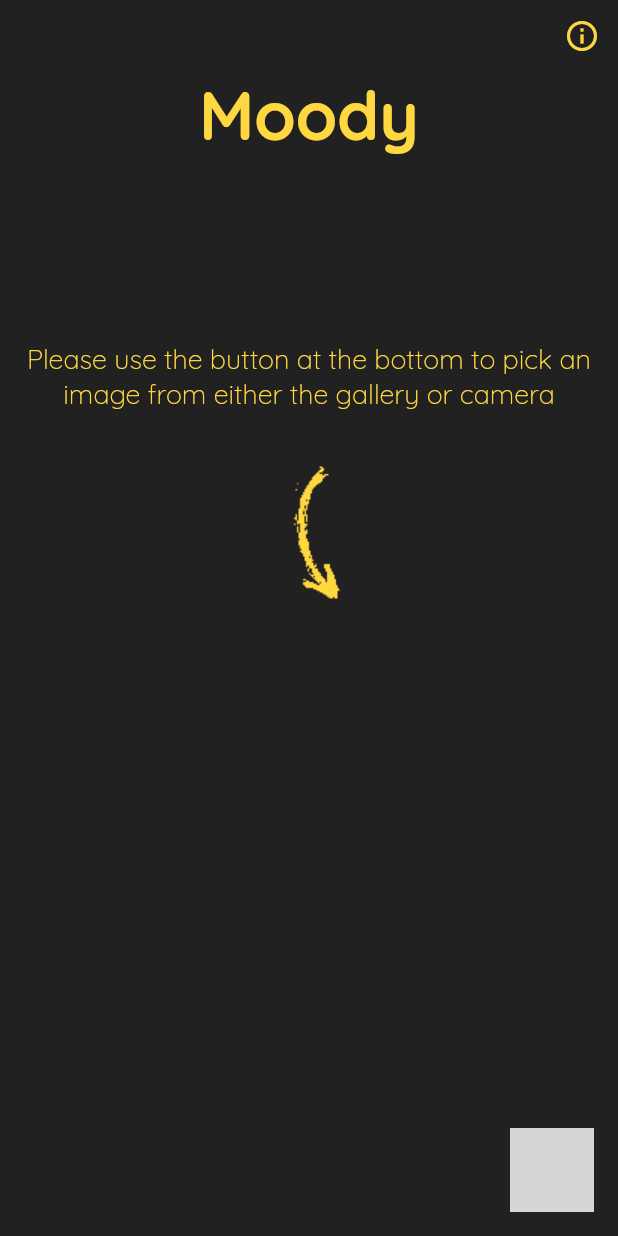
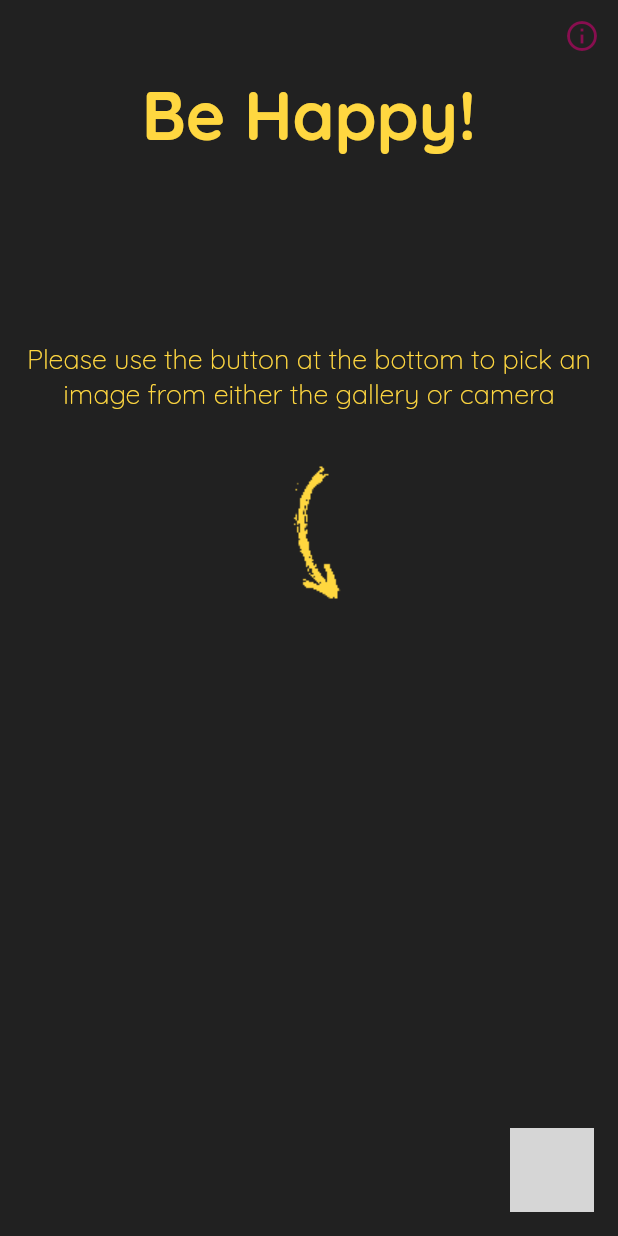
Before and after one commit to tiffvan/Mood-AI, a Flutter app: the screen it shows after launch, on a phone screen of 412 x 824 dp. Run offline on Flutter 3.47's test engine with Material 2 defaults, Android fonts, the phone set to English and light mode, and no system bars; our stand-ins replace gradient_widgets, image_picker; missing offline and left inert: flutter_youtube, intro_views_flutter, mlkit, radial_button; grey boxes are pictures that could not be loaded.

Commit message:
Styling and refactoring

```diff
--- a/moody/lib/views/home_page.dart
+++ b/moody/lib/views/home_page.dart
@@ -1,6 +1,7 @@
 import 'dart:io';
 import 'dart:async';
 import 'package:flutter/material.dart';
+import 'package:gradient_widgets/gradient_widgets.dart';
 import 'package:image_picker/image_picker.dart';
 import 'package:moody/views/help-screens.dart';
 import 'package:radial_button/widget/circle_floating_button.dart';
@@ -54,7 +55,8 @@ class _HomePageState extends State<HomePage> {
               _face = face;
             }
           });
-          }),
+        },
+      ),
       FloatingActionButton(
         heroTag: UniqueKey(),
         backgroundColor: Colors.amberAccent,
@@ -76,33 +78,11 @@ class _HomePageState extends State<HomePage> {
               _face = face;
             }
           });
-          }),
+        },
+      ),
     ];
     super.initState();
   }
-
-
-
-//  void playYoutubeVideo() {
-//    FlutterYoutube.playYoutubeVideoByUrl(
-//      apiKey: "AIzaSyDWJLD1b_G7IJtmzxq1jQtfh0pLXd1rnx4",
-//      videoUrl: "https://www.youtube.com/watch?v=ZbZSe6N_BXs",
-//    );
-//  }
-//
-//  void playYoutubeURL() {
-//    FlutterYoutube.onVideoEnded.listen((onData) {
-//      //perform your action when video playing is done
-//    });
-//
-//    FlutterYoutube.playYoutubeVideoByUrl(
-//      apiKey: "AIzaSyDWJLD1b_G7IJtmzxq1jQtfh0pLXd1rnx4",
-//      videoUrl: textEditingControllerUrl.text,
-//      autoPlay: true,
-//    );
-//  }
-
-
 
   _buildImage() {
     return SizedBox(
@@ -144,7 +124,7 @@ class _HomePageState extends State<HomePage> {
           Align(
             alignment: Alignment.topRight,
             child: IconButton(
-                icon: Icon(Icons.info_outline, color: Colors.amberAccent),
+                icon: Icon(Icons.info_outline, color: Colors.pink[900]),
                 onPressed: () {
                   Navigator.push(
                     context,
@@ -156,7 +136,7 @@ class _HomePageState extends State<HomePage> {
           ),
           Padding(
             padding: EdgeInsets.only(bottom: 15.0),
-            child: Text("Moody", style: TextStyle(color: Colors.amberAccent, fontSize: 45.0, fontFamily: 'QuicksandB')),
+            child: Text("Be Happy!", style: TextStyle(color: Colors.amberAccent, fontSize: 45.0, fontFamily: 'QuicksandB')),
           ),
           Padding(
             padding: EdgeInsets.only(left: 8.0, right: 8.0),
@@ -165,7 +145,7 @@ class _HomePageState extends State<HomePage> {
               child: _buildImage(),
             ),
           ),
-          _showSmileProb(_face),
+//          _showSmileProb(_face),
           Padding(
             padding: EdgeInsets.only(top: 15.0),
             child: _moodGuess(_face),
@@ -181,23 +161,8 @@ class _HomePageState extends State<HomePage> {
       backgroundColor: Color(0xff212121),
       body: Container(
         alignment: Alignment.center,
-//        decoration: BoxDecoration(
-//          gradient: LinearGradient(
-//            begin: Alignment.topRight,
-//            end: Alignment.bottomLeft,
-//            stops: [0.1, 0.5, 0.7, 0.9],
-//            colors: [
-//              Colors.pink[900],
-//              Colors.purple[900],
-//              Colors.purple[800],
-//              Colors.blue[800],
-//            ],
-//          ),
-//        ),
         child: _content(),
       ),
-
-
       floatingActionButton: CircleFloatingButton.floatingActionButton(
         key: key,
         items: fabButtons,
@@ -210,7 +175,7 @@ class _HomePageState extends State<HomePage> {
   }
 
   Future _getImageSize(Image image) {
-    Completer<Size> completer = new Completer<Size>();
+    Completer<Size> completer = Completer<Size>();
     image.image.resolve(ImageConfiguration()).addListener(ImageStreamListener((ImageInfo info, bool _) => completer.complete(Size(info.image.width.toDouble(), info.image.height.toDouble()))));
     return completer.future;
   }
@@ -220,12 +185,9 @@ class _HomePageState extends State<HomePage> {
       return Text('', textAlign: TextAlign.center);
     }
     return Container(
-      child: Padding(
-        padding: EdgeInsets.all(10.0),
       child: Text(
         "Smile probability: ${faceList[0].smilingProbability}",
         style: TextStyle(color: Colors.amberAccent),
-        ),
       ),
     );
   }
@@ -245,7 +207,6 @@ class _HomePageState extends State<HomePage> {
         FlutterYoutube.onVideoEnded.listen((onData) {
           //perform your action when video playing is done
         });
-
         FlutterYoutube.playYoutubeVideoByUrl(
           apiKey: "AIzaSyDWJLD1b_G7IJtmzxq1jQtfh0pLXd1rnx4",
           videoUrl: textEditingControllerUrl.text,
@@ -253,11 +214,18 @@ class _HomePageState extends State<HomePage> {
         );
       }
       return Column(children: <Widget>[
-        Text("You are HAPPY!", style: TextStyle(color: Colors.amberAccent, fontWeight: FontWeight.bold)),
-        Text("Song", style: TextStyle(color: Colors.amberAccent, fontWeight: FontWeight.bold)),
-        FlatButton(
-            child: new Text("Play 'Happy' - Pharrell Williams", style: TextStyle(color: Colors.amberAccent, fontWeight: FontWeight.normal)),
-            onPressed: playYoutubeVideo),
+        Text("You are HAPPY!", style: TextStyle(color: Colors.amberAccent, fontWeight: FontWeight.bold, fontSize: 22.0)),
+        Padding(
+          padding: const EdgeInsets.only(top: 10.0),
+          child: GradientButton(
+            child: Text('Play a lekker song!', style: TextStyle(color: Colors.amberAccent, fontWeight: FontWeight.bold)),
+            increaseWidthBy: 100.0,
+            increaseHeightBy: 20.0,
+            callback: playYoutubeVideo,
+            gradient: Gradients.blush,
+            shadowColor: Gradients.blush.colors.last.withOpacity(0.25),
+          ),
+        ),
       ]);
     } else if (faceList[0].smilingProbability < 0.5) {
       //YOUTUBE
@@ -271,7 +239,6 @@ class _HomePageState extends State<HomePage> {
         FlutterYoutube.onVideoEnded.listen((onData) {
           //perform your action when video playing is done
         });
-
         FlutterYoutube.playYoutubeVideoByUrl(
           apiKey: "AIzaSyDWJLD1b_G7IJtmzxq1jQtfh0pLXd1rnx4",
           videoUrl: textEditingControllerUrl.text,
@@ -279,11 +246,18 @@ class _HomePageState extends State<HomePage> {
         );
       }
       return Column(children: <Widget>[
-        Text("You are SAD!", style: TextStyle(color: Colors.amberAccent, fontWeight: FontWeight.bold)),
-        Text("Songs", style: TextStyle(color: Colors.amberAccent, fontWeight: FontWeight.bold)),
-        FlatButton(
-            child: new Text("Play some cute animals!", style: TextStyle(color: Colors.amberAccent, fontWeight: FontWeight.normal)),
-            onPressed: playYoutubeVideo),
+        Text("You are SAD!", style: TextStyle(color: Colors.amberAccent, fontWeight: FontWeight.bold, fontSize: 22.0)),
+        Padding(
+          padding: const EdgeInsets.only(top: 15.0),
+          child: GradientButton(
+            child: Text('Lets get happy!', style: TextStyle(color: Colors.amberAccent, fontWeight: FontWeight.bold)),
+            increaseWidthBy: 100.0,
+            increaseHeightBy: 20.0,
+            callback: playYoutubeVideo,
+            gradient: Gradients.tameer,
+            shadowColor: Gradients.blush.colors.last.withOpacity(0.25),
+          ),
+        ),
       ]);
     }
   }
```
Also changed, not shown: moody/lib/views/help-screens.dart (+19 -19 lines), moody/pubspec.yaml (+6 -7 lines), moody/assets/images/blue.png (deleted), moody/assets/images/buttons.png (added), moody/assets/images/pic4C.png (deleted), moody/assets/images/pink.png (deleted), moody/assets/images/purple.png (deleted), moody/assets/images/smilePink.png (added), moody/assets/images/video.png (added), moody/assets/images/yellow.png (added), moody/pubspec.lock, 70 other files. Lines whose indentation alone changed are shown as unchanged.
